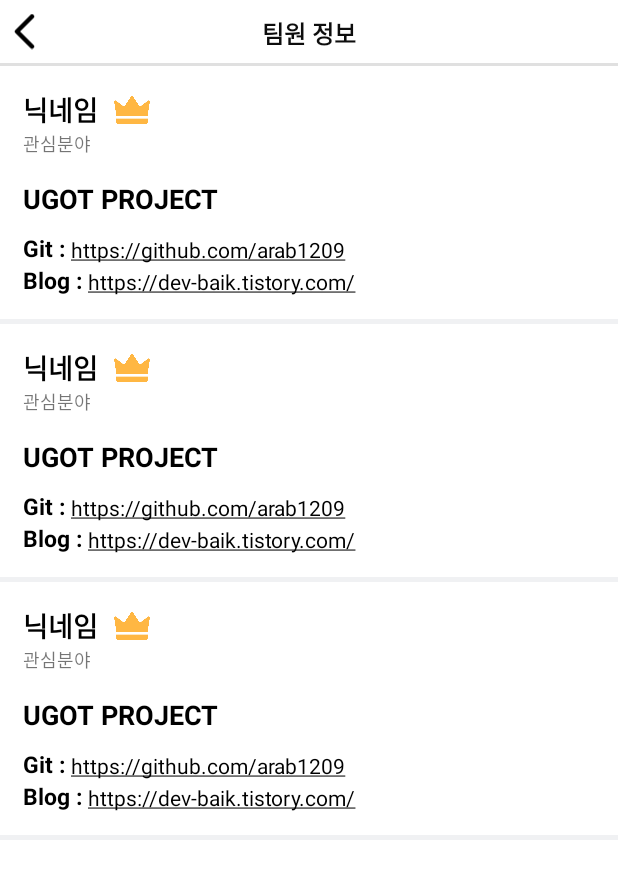
After one commit to DMU-UGOT/ugot-android, an Android app: the layout activity_group_team_information.xml on its own in the app's theme, with its tools: preview values and no code run, on a phone screen of 412 x 824 dp. The commit adds this screen. Shown: the top 879 px of the screen. Run offline under Robolectric (Android 15) with nearby library versions, the phone set to English and light mode, and no system bars.

Commit message:
그룹페이지 팀원정보확인

```diff
--- a/app/src/main/AndroidManifest.xml
+++ b/app/src/main/AndroidManifest.xml
@@ -14,6 +14,9 @@
         android:supportsRtl="true"
         android:theme="@style/Theme.Ugotprototype"
         tools:targetApi="31">
+        <activity
+            android:name=".ui.group.view.GroupTeamInformationActivity"
+            android:exported="false" />
         <activity
             android:name=".ui.group.view.GroupDetailCalendarActivity"
             android:exported="false" />
--- /dev/null
+++ b/app/src/main/java/com/example/ugotprototype/ui/group/adapter/GroupTeamInforRecyclerViewAdapter.kt
@@ -0,0 +1,54 @@
+package com.example.ugotprototype.ui.team.adapter
+
+import android.view.LayoutInflater
+import android.view.View
+import android.view.ViewGroup
+import androidx.recyclerview.widget.RecyclerView
+import com.example.ugotprototype.databinding.ItemGroupTeamInformationBinding
+
+class GroupTeamInforRecyclerViewAdapter :
+    RecyclerView.Adapter<GroupTeamInforRecyclerViewAdapter.MyViewHolder>() {
+
+    var groupTeamItemList = arrayListOf<Int>()
+
+    // 생성된 뷰 홀더에 값 지정
+    inner class MyViewHolder(val binding: ItemGroupTeamInformationBinding) :
+        RecyclerView.ViewHolder(binding.root) {
+        fun bind() {
+            if (bindingAdapterPosition == 0) {
+                binding.ivTeamLeader.visibility = View.VISIBLE
+            } else {
+                binding.ivTeamLeader.visibility = View.INVISIBLE
+            }
+        }
+    }
+
+    // 어떤 xml 으로 뷰 홀더를 생성할지 지정
+    override fun onCreateViewHolder(parent: ViewGroup, viewType: Int): MyViewHolder {
+        val binding = ItemGroupTeamInformationBinding.inflate(
+            LayoutInflater.from(parent.context), parent, false
+        )
+        return MyViewHolder(binding)
+    }
+
+    // 뷰 홀더에 데이터 바인딩
+    override fun onBindViewHolder(holder: MyViewHolder, position: Int) {
+        holder.bind()
+    }
+
+    // 뷰 홀더의 개수 리턴
+    override fun getItemCount() = groupTeamItemList.size
+
+    override fun getItemId(position: Int): Long {
+        return position.toLong()
+    }
+
+    fun setData(nowPersonCnt: Int) {
+
+        // 현재 모집한 인원수만큼 리사이클러뷰 더미 아이템 추가
+        for (i in 0 until nowPersonCnt) {
+            groupTeamItemList.add(i)
+        }
+        notifyDataSetChanged()
+    }
+}
--- a/app/src/main/java/com/example/ugotprototype/ui/group/view/GroupDetailActivity.kt
+++ b/app/src/main/java/com/example/ugotprototype/ui/group/view/GroupDetailActivity.kt
@@ -10,6 +10,7 @@ import com.example.ugotprototype.databinding.ActivityGroupDetailBinding
 class GroupDetailActivity : AppCompatActivity() {
 
     private lateinit var binding: ActivityGroupDetailBinding
+    private lateinit var personCnt: String
 
     override fun onCreate(savedInstanceState: Bundle?) {
         super.onCreate(savedInstanceState)
@@ -18,11 +19,20 @@ class GroupDetailActivity : AppCompatActivity() {
         backToMain()
         dataSet()
         goToDetailPage()
+
+        binding.mbGroupDetailTeamInformation.setOnClickListener {
+            startActivity(
+                Intent(
+                    this, GroupTeamInformationActivity::class.java
+                ).putExtra("nowPersonCnt", personCnt)
+            )
+        }
     }
 
     private fun dataSet() {
+        this.personCnt = intent.getStringExtra("groupPersonCnt").toString()
         binding.tvGroupDetailTeamTitle.text = intent.getStringExtra("groupName")
-        binding.tvGroupDetailTeamCnt.text = intent.getStringExtra("groupPersonCnt")
+        binding.tvGroupDetailTeamCnt.text = personCnt
         binding.tvGroupDetailStory.text = intent.getStringExtra("groupDetail")
     }
 
--- /dev/null
+++ b/app/src/main/java/com/example/ugotprototype/ui/group/view/GroupTeamInformationActivity.kt
@@ -0,0 +1,31 @@
+package com.example.ugotprototype.ui.group.view
+
+import androidx.appcompat.app.AppCompatActivity
+import android.os.Bundle
+import androidx.databinding.DataBindingUtil
+import com.example.ugotprototype.R
+import com.example.ugotprototype.databinding.ActivityGroupTeamInformationBinding
+import com.example.ugotprototype.ui.team.adapter.GroupTeamInforRecyclerViewAdapter
+
+class GroupTeamInformationActivity : AppCompatActivity() {
+    private lateinit var binding: ActivityGroupTeamInformationBinding
+    private var rvAdapter: GroupTeamInforRecyclerViewAdapter = GroupTeamInforRecyclerViewAdapter()
+
+    override fun onCreate(savedInstanceState: Bundle?) {
+        super.onCreate(savedInstanceState)
+        binding = DataBindingUtil.setContentView(this, R.layout.activity_group_team_information)
+
+        binding.ivTeamPrev.setOnClickListener {
+            finish()
+        }
+
+        dataSet()
+    }
+
+    private fun dataSet() {
+        val nowPersonCnt: Int = intent.getStringExtra("nowPersonCnt")?.toInt() ?: 0
+
+        binding.rvTeamInformation.adapter = rvAdapter
+        rvAdapter.setData(nowPersonCnt)
+    }
+}
--- /dev/null
+++ b/app/src/main/res/layout/activity_group_team_information.xml
@@ -0,0 +1,66 @@
+<?xml version="1.0" encoding="UTF-8"?>
+<layout xmlns:android="http://schemas.android.com/apk/res/android"
+    xmlns:app="http://schemas.android.com/apk/res-auto"
+    xmlns:tools="http://schemas.android.com/tools">
+
+    <androidx.constraintlayout.widget.ConstraintLayout
+        android:layout_width="match_parent"
+        android:layout_height="match_parent">
+
+        <androidx.constraintlayout.widget.ConstraintLayout
+            android:id="@+id/top_view"
+            android:layout_width="match_parent"
+            android:layout_height="wrap_content"
+            app:layout_constraintTop_toTopOf="parent">
+
+            <ImageView
+                android:id="@+id/iv_team_prev"
+                android:layout_width="wrap_content"
+                android:layout_height="42dp"
+                android:padding="5dp"
+                android:src="@drawable/ic_group_title_prev"
+                app:layout_constraintStart_toStartOf="parent"
+                app:layout_constraintTop_toTopOf="parent" />
+
+            <TextView
+                android:layout_width="wrap_content"
+                android:layout_height="wrap_content"
+                android:text="팀원 정보"
+                android:textColor="#0D0D0D"
+                android:textSize="16dp"
+                android:textStyle="bold"
+                app:layout_constraintBottom_toBottomOf="parent"
+                app:layout_constraintEnd_toEndOf="parent"
+                app:layout_constraintStart_toStartOf="parent"
+                app:layout_constraintTop_toTopOf="parent" />
+
+            <View
+                android:layout_width="match_parent"
+                android:layout_height="2dp"
+                android:background="#E0E0E0"
+                app:layout_constraintTop_toBottomOf="@+id/iv_team_prev" />
+
+        </androidx.constraintlayout.widget.ConstraintLayout>
+
+        <androidx.core.widget.NestedScrollView
+            android:layout_width="match_parent"
+            android:layout_height="0dp"
+            app:layout_constraintBottom_toBottomOf="parent"
+            app:layout_constraintTop_toBottomOf="@+id/top_view">
+
+            <androidx.constraintlayout.widget.ConstraintLayout
+                android:layout_width="match_parent"
+                android:layout_height="wrap_content">
+
+                <androidx.recyclerview.widget.RecyclerView
+                    android:id="@+id/rv_team_information"
+                    android:layout_width="match_parent"
+                    android:layout_height="wrap_content"
+                    app:layoutManager="androidx.recyclerview.widget.LinearLayoutManager"
+                    app:layout_constraintBottom_toBottomOf="parent"
+                    app:layout_constraintTop_toTopOf="parent"
+                    tools:listitem="@layout/item_group_team_information" />
+            </androidx.constraintlayout.widget.ConstraintLayout>
+        </androidx.core.widget.NestedScrollView>
+    </androidx.constraintlayout.widget.ConstraintLayout>
+</layout>
--- /dev/null
+++ b/app/src/main/res/layout/item_group_team_information.xml
@@ -0,0 +1,104 @@
+<?xml version="1.0" encoding="UTF-8"?>
+<layout xmlns:android="http://schemas.android.com/apk/res/android"
+    xmlns:app="http://schemas.android.com/apk/res-auto"
+    xmlns:tools="http://schemas.android.com/tools">
+
+    <androidx.constraintlayout.widget.ConstraintLayout
+        android:layout_width="match_parent"
+        android:layout_height="wrap_content">
+
+        <TextView
+            android:id="@+id/tv_team_infor_name"
+            android:layout_width="wrap_content"
+            android:layout_height="wrap_content"
+            android:layout_margin="15dp"
+            android:text="닉네임"
+            android:textColor="@color/black"
+            android:textSize="18dp"
+            android:textStyle="bold"
+            app:layout_constraintStart_toStartOf="parent"
+            app:layout_constraintTop_toTopOf="parent" />
+
+        <ImageView
+            android:id="@+id/iv_team_leader"
+            android:layout_width="25dp"
+            android:layout_height="25dp"
+            android:layout_marginStart="10dp"
+            android:src="@drawable/ic_team_leader"
+            app:layout_constraintBottom_toBottomOf="@+id/tv_team_infor_name"
+            app:layout_constraintStart_toEndOf="@+id/tv_team_infor_name"
+            app:layout_constraintTop_toTopOf="@+id/tv_team_infor_name" />
+
+        <TextView
+            android:id="@+id/tv_infor_field"
+            android:layout_width="wrap_content"
+            android:layout_height="wrap_content"
+            android:text="관심분야"
+            android:textSize="12dp"
+            app:layout_constraintStart_toStartOf="@+id/tv_team_infor_name"
+            app:layout_constraintTop_toBottomOf="@+id/tv_team_infor_name" />
+
+        <TextView
+            android:id="@+id/tv_infor_team_name"
+            android:layout_width="wrap_content"
+            android:layout_height="wrap_content"
+            android:layout_marginTop="15dp"
+            android:text="UGOT PROJECT"
+            android:textColor="@color/black"
+            android:textSize="18dp"
+            android:textStyle="bold"
+            app:layout_constraintStart_toStartOf="@+id/tv_infor_field"
+            app:layout_constraintTop_toBottomOf="@+id/tv_infor_field" />
+
+        <TextView
+            android:id="@+id/tv_git"
+            android:layout_width="wrap_content"
+            android:layout_height="wrap_content"
+            android:layout_marginTop="10dp"
+            android:text="Git : "
+            android:textColor="@color/black"
+            android:textSize="15dp"
+            android:textStyle="bold"
+            app:layout_constraintStart_toStartOf="@+id/tv_infor_team_name"
+            app:layout_constraintTop_toBottomOf="@+id/tv_infor_team_name" />
+
+        <TextView
+            android:id="@+id/tv_git_link"
+            android:layout_width="wrap_content"
+            android:layout_height="wrap_content"
+            android:autoLink="web"
+            android:linksClickable="true"
+            android:text="https://github.com/arab1209"
+            android:textColorLink="@color/black"
+            app:layout_constraintBottom_toBottomOf="@+id/tv_git"
+            app:layout_constraintStart_toEndOf="@+id/tv_git" />
+
+        <TextView
+            android:id="@+id/tv_blog"
+            android:layout_width="wrap_content"
+            android:layout_height="wrap_content"
+            android:text="Blog : "
+            android:textColor="@color/black"
+            android:textSize="15dp"
+            android:textStyle="bold"
+            app:layout_constraintStart_toStartOf="@+id/tv_git"
+            app:layout_constraintTop_toBottomOf="@+id/tv_git" />
+
+        <TextView
+            android:layout_width="wrap_content"
+            android:layout_height="wrap_content"
+            android:autoLink="web"
+            android:linksClickable="true"
+            android:text="https://dev-baik.tistory.com/"
+            android:textColorLink="@color/black"
+            app:layout_constraintBottom_toBottomOf="@+id/tv_blog"
+            app:layout_constraintStart_toEndOf="@+id/tv_blog" />
+
+        <View
+            android:layout_width="match_parent"
+            android:layout_height="3dp"
+            android:layout_marginTop="15dp"
+            android:background="@color/color_F0F1F3"
+            app:layout_constraintTop_toBottomOf="@+id/tv_blog" />
+    </androidx.constraintlayout.widget.ConstraintLayout>
+</layout>
```
Also changed, not shown: app/src/main/res/drawable/ic_team_leader.png (added).
